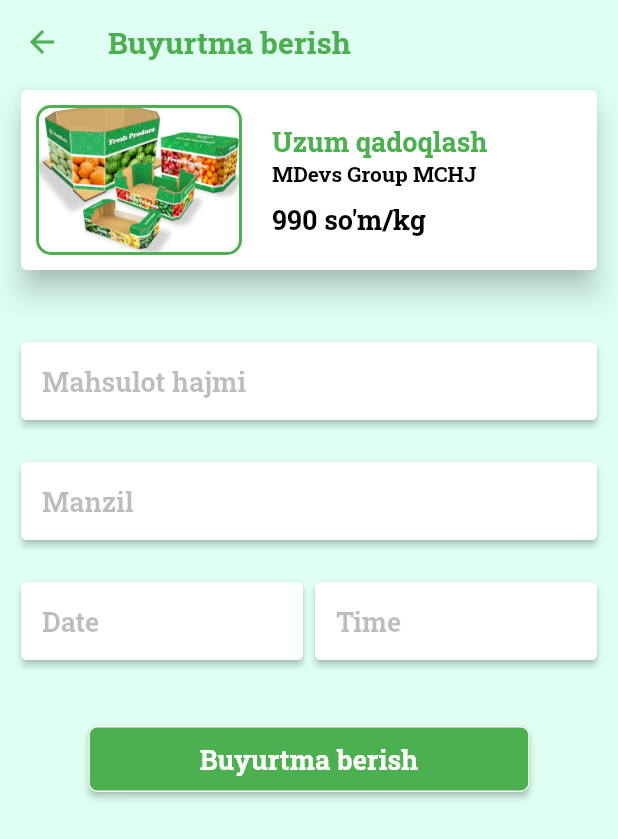
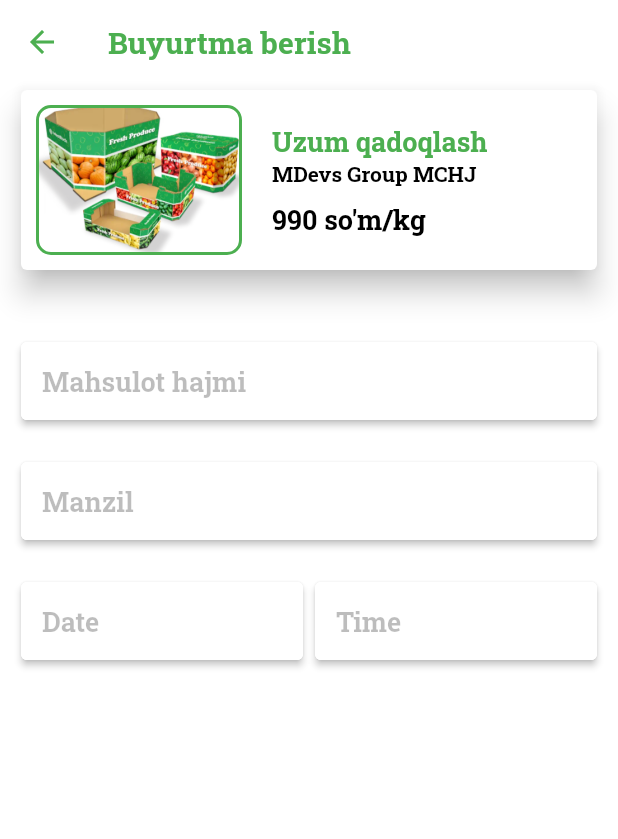
Before and after one commit to Milliy-Dasturchilar/PDE, a Flutter app: the DetailedScreen screen opened directly, after a tap on "Buyurtma berish", on a phone screen of 412 x 824 dp. Shown: the top 839 px of the screen. Run offline on Flutter 3.47's test engine with Material 2 defaults, Android fonts, the phone set to English and light mode, and no system bars; our stand-ins replace equatable, flutter_styled_toast, introduction_screen, shared_preferences; missing offline and left inert: hexagon; accounts and stored records are empty; network calls fail.

Commit message:
qiziqishga edi

```diff
--- a/lib/data/constants.dart
+++ b/lib/data/constants.dart
@@ -1,10 +1,8 @@
-import 'package:flutter/cupertino.dart';
 import 'package:flutter/material.dart';
-import 'package:hexcolor/hexcolor.dart';
 
 Color mainColor = Colors.blue;
 Color backgroundColor = Colors.white;
 Color textColor = Colors.green;
-Color foregroundColor = HexColor("#defff2");
+Color foregroundColor = const Color.fromARGB(1, 222, 255, 242);
 Color inputBackgroundColor = Colors.white;
 Color iconColor = Colors.black;
--- a/lib/main.dart
+++ b/lib/main.dart
@@ -2,10 +2,8 @@ import 'dart:convert';
 
 import 'package:flutter/material.dart';
 import 'package:http/http.dart';
-import 'package:pde/data/constants.dart';
-import 'package:pde/screens/home.dart';
 import 'package:pde/screens/splash.dart';
-import 'package:http/http.dart' as http;
+
 void main() async {
   String username = 'pde';
   String password = 'pde.admin';
@@ -22,6 +20,6 @@ void main() async {
     debugShowCheckedModeBanner: false,
     title: "PDE",
     theme: ThemeData(primarySwatch: Colors.blue),
-    home: SplashScreen(),
+    home: const SplashScreen(),
   ));
 }
--- a/lib/screens/detailed.dart
+++ b/lib/screens/detailed.dart
@@ -29,12 +29,12 @@ class _DetailedScreenState extends State<DetailedScreen> {
       ),
 
       body: Container(
-        padding: EdgeInsets.fromLTRB(10, 0, 10, 10),
+        padding: const EdgeInsets.fromLTRB(10, 0, 10, 10),
         // color: foregroundColor,
         // width: MediaQuery.of(context).size.width,
         child: Card(
           child: Container(
-            padding: EdgeInsets.only(right: 20, left: 20),
+            padding: const EdgeInsets.only(right: 20, left: 20),
             width: MediaQuery.of(context).size.width,
           child: Column(
               children: [
@@ -42,7 +42,7 @@ class _DetailedScreenState extends State<DetailedScreen> {
                   tag: "packCompanyImage",
                   child: Container(
                     margin:
-                    EdgeInsets.only(bottom: 20, top: 10),
+                    const EdgeInsets.only(bottom: 20, top: 10),
                     width: MediaQuery.of(context).size.width,
                     height: 240,
                     decoration: BoxDecoration(
@@ -50,7 +50,7 @@ class _DetailedScreenState extends State<DetailedScreen> {
                             image: AssetImage(widget.packImage),
                             fit: BoxFit.cover),
                         color: Colors.white,
-                        borderRadius: BorderRadius.all(Radius.circular(10)),
+                        borderRadius: const BorderRadius.all(Radius.circular(10)),
                         border:
                         Border.all(color: textColor, width: 2)),
                   ),
@@ -59,56 +59,57 @@ class _DetailedScreenState extends State<DetailedScreen> {
                   children: [
                     Container(
                       alignment: Alignment.centerLeft,
-                        child: Text("Mahsulot turi: Meva", style: TextStyle(color: Colors.black, fontSize: 14),)),
-                    SizedBox(height: 6),
+                        child: const Text("Mahsulot turi: Meva", style: TextStyle(color: Colors.black, fontSize: 14),)),
+                    const SizedBox(height: 6),
                     Container(
                       alignment: Alignment.centerLeft,
-                        child: Text("Mahsulot nomi: Uzum", style: TextStyle(color: Colors.black, fontSize: 14),)),
-                    SizedBox(height: 6),
+                        child: const Text("Mahsulot nomi: Uzum", style: TextStyle(color: Colors.black, fontSize: 14),)),
+                    const SizedBox(height: 6),
                     Container(
                       alignment: Alignment.centerLeft,
-                        child: Text("Xizmat narxi: 990 so’m/kg", style: TextStyle(color: Colors.black, fontSize: 14),)),
-                    SizedBox(height: 6),
+                        child: const Text("Xizmat narxi: 990 so’m/kg", style: TextStyle(color: Colors.black, fontSize: 14),)),
+                    const SizedBox(height: 6),
                     Container(
                       alignment: Alignment.centerLeft,
-                        child: Text("Qadoqlash turi: Yashik", style: TextStyle(color: Colors.black, fontSize: 14),)),
-                    SizedBox(height: 6),
+                        child: const Text("Qadoqlash turi: Yashik", style: TextStyle(color: Colors.black, fontSize: 14),)),
+                    const SizedBox(height: 6),
                     Container(
                       alignment: Alignment.centerLeft,
-                        child: Text("Xizmat ko’rsatuvchi: “MDevs Group” MCHJ", style: TextStyle(color: Colors.black, fontSize: 14),)),
-                    SizedBox(height: 6),
+                        child: const Text("Xizmat ko’rsatuvchi: “MDevs Group” MCHJ", style: TextStyle(color: Colors.black, fontSize: 14),)),
+                    const SizedBox(height: 6),
                     Container(
                       alignment: Alignment.centerLeft,
-                        child: Text("Xizmat doirasi: Respublika bo’yicha", style: TextStyle(color: Colors.black, fontSize: 14),)),
-                    SizedBox(height: 6),
+                        child: const Text("Xizmat doirasi: Respublika bo’yicha", style: TextStyle(color: Colors.black, fontSize: 14),)),
+                    const SizedBox(height: 6),
                     Container(
                       alignment: Alignment.centerLeft,
-                        child: Text("Eng kam miqdor: 100 kg", style: TextStyle(color: Colors.black, fontSize: 14),)),
-                    SizedBox(height: 6),
+                        child: const Text("Eng kam miqdor: 100 kg", style: TextStyle(color: Colors.black, fontSize: 14),)),
+                    const SizedBox(height: 6),
                     Container(
                       alignment: Alignment.centerLeft,
-                        child: Text("Bog’lanish: +998975555744", style: TextStyle(color: Colors.black, fontSize: 14),)),
-                    SizedBox(height: 6),
+                        child: const Text("Bog’lanish: +998975555744", style: TextStyle(color: Colors.black, fontSize: 14),)),
+                    const SizedBox(height: 6),
                     Container(
                       alignment: Alignment.centerLeft,
-                        child: Text("Manzil: Farg’ona, Al-Farg’oniy 11", style: TextStyle(color: Colors.black, fontSize: 14),)),
+                        child: const Text("Manzil: Farg’ona, Al-Farg’oniy 11", style: TextStyle(color: Colors.black, fontSize: 14),)),
 
                   ],
                 ),
                 Expanded(child: Center(
                  child:
-                 RaisedButton(
-                    shape: RoundedRectangleBorder(
-                        borderRadius: BorderRadius.circular(6),
-                        side: BorderSide(color: textColor, width: 1)
+                 ElevatedButton(
+                    style: ElevatedButton.styleFrom(
+                      shape: RoundedRectangleBorder(
+                          borderRadius: BorderRadius.circular(6),
+                          side: BorderSide(color: textColor, width: 1)
+                      ), backgroundColor: textColor,
                     ),
-                    color: textColor,
                     onPressed: () {
                       Navigator.of(context).push(MaterialPageRoute(builder: (context) => OrderPackageScreen(packImage: widget.packImage,)));
                     },
                     child: Row(
                       mainAxisAlignment: MainAxisAlignment.center,
-                      children: [
+                      children: const [
                         Text(
                           "Buyurtma berish",
                           style: TextStyle(
--- a/lib/screens/orderpack.dart
+++ b/lib/screens/orderpack.dart
@@ -35,9 +35,9 @@ class _OrderPackageScreenState extends State<OrderPackageScreen> {
         ),
       ),
       body: SingleChildScrollView(
-        physics: BouncingScrollPhysics(),
+        physics: const BouncingScrollPhysics(),
         child: Container(
-          padding: EdgeInsets.fromLTRB(10, 0, 10, 0),
+          padding: const EdgeInsets.fromLTRB(10, 0, 10, 0),
           child: Column(
             children: [
               Card(
@@ -48,7 +48,7 @@ class _OrderPackageScreenState extends State<OrderPackageScreen> {
                       Hero(
                         tag: "packCompanyImage",
                         child: Container(
-                          margin: EdgeInsets.only(
+                          margin: const EdgeInsets.only(
                               bottom: 10, top: 10, left: 10, right: 20),
                           width: MediaQuery.of(context).size.width / 3,
                           height: 100,
@@ -58,7 +58,7 @@ class _OrderPackageScreenState extends State<OrderPackageScreen> {
                                   fit: BoxFit.cover),
                               color: Colors.white,
                               borderRadius:
-                                  BorderRadius.all(Radius.circular(10)),
+                                  const BorderRadius.all(Radius.circular(10)),
                               border: Border.all(color: textColor, width: 2)),
                         ),
                       ),
@@ -73,17 +73,17 @@ class _OrderPackageScreenState extends State<OrderPackageScreen> {
                                 fontSize: 18,
                                 fontFamily: "Roboto"),
                           ),
-                          Text(
+                          const Text(
                             "MDevs Group MCHJ",
                             style: TextStyle(
                                 color: Colors.black,
                                 fontSize: 14,
                                 fontFamily: "Roboto"),
                           ),
-                          SizedBox(
+                          const SizedBox(
                             height: 10,
                           ),
-                          Text(
+                          const Text(
                             "990 so'm/kg",
                             style: TextStyle(
                                 color: Colors.black,
@@ -96,7 +96,7 @@ class _OrderPackageScreenState extends State<OrderPackageScreen> {
                   ),
                 ),
               ),
-              SizedBox(
+              const SizedBox(
                 height: 40,
               ),
               Card(
@@ -108,26 +108,27 @@ class _OrderPackageScreenState extends State<OrderPackageScreen> {
                   }),
                   textAlign: TextAlign.left,
                   maxLines: 1,
-                  style: TextStyle(
+                  style: const TextStyle(
                       color: Colors.black, fontSize: 18, fontFamily: "Roboto"),
                   controller: _volumeController,
                   decoration: InputDecoration(
                     fillColor: inputBackgroundColor,
                     filled: true,
                     // hoverColor: inputBackgroundColor,
-                    contentPadding: EdgeInsets.all(14),
+                    contentPadding: const EdgeInsets.all(14),
                     hintText: "Mahsulot hajmi",
-                    hintStyle: TextStyle(fontSize: 18, color: Colors.black26),
-                    enabledBorder: OutlineInputBorder(
+                    hintStyle:
+                        const TextStyle(fontSize: 18, color: Colors.black26),
+                    enabledBorder: const OutlineInputBorder(
                       borderSide: BorderSide(color: Colors.white),
                     ),
-                    focusedBorder: OutlineInputBorder(
+                    focusedBorder: const OutlineInputBorder(
                       borderSide: BorderSide(color: Colors.white),
                     ),
                   ),
                 ),
               ),
-              SizedBox(
+              const SizedBox(
                 height: 20,
               ),
               Card(
@@ -139,26 +140,27 @@ class _OrderPackageScreenState extends State<OrderPackageScreen> {
                   }),
                   textAlign: TextAlign.left,
                   maxLines: 1,
-                  style: TextStyle(
+                  style: const TextStyle(
                       color: Colors.black, fontSize: 18, fontFamily: "Roboto"),
                   controller: _addressController,
                   decoration: InputDecoration(
                     fillColor: inputBackgroundColor,
                     filled: true,
                     // hoverColor: inputBackgroundColor,
-                    contentPadding: EdgeInsets.all(14),
+                    contentPadding: const EdgeInsets.all(14),
                     hintText: "Manzil",
-                    hintStyle: TextStyle(fontSize: 18, color: Colors.black26),
-                    enabledBorder: OutlineInputBorder(
+                    hintStyle:
+                        const TextStyle(fontSize: 18, color: Colors.black26),
+                    enabledBorder: const OutlineInputBorder(
                       borderSide: BorderSide(color: Colors.white),
                     ),
-                    focusedBorder: OutlineInputBorder(
+                    focusedBorder: const OutlineInputBorder(
                       borderSide: BorderSide(color: Colors.white),
                     ),
                   ),
                 ),
               ),
-              SizedBox(
+              const SizedBox(
                 height: 20,
               ),
               Row(
@@ -169,20 +171,18 @@ class _OrderPackageScreenState extends State<OrderPackageScreen> {
                       elevation: 2,
                       child: TextField(
                         keyboardType: TextInputType.name,
-                        onChanged: (v) => setState(() {
-
-                        }),
+                        onChanged: (v) => setState(() {}),
                         textAlign: TextAlign.left,
                         maxLines: 1,
                         // focusNode: AlwaysDisabledFocusNode(),
-                        onTap: (){
+                        onTap: () {
                           FocusScope.of(context).requestFocus(new FocusNode());
                           showDatePicker(
                               context: context,
                               initialDate: DateTime.now(),
                               firstDate: DateTime(2019, 1),
-                              lastDate: DateTime(2022,12),
-                              builder: (context,picker){
+                              lastDate: DateTime(2022, 12),
+                              builder: (context, picker) {
                                 return Theme(
                                   //TODO: change colors
                                   data: ThemeData.dark().copyWith(
@@ -192,18 +192,19 @@ class _OrderPackageScreenState extends State<OrderPackageScreen> {
                                       surface: Colors.white,
                                       onSurface: textColor,
                                     ),
-                                    dialogBackgroundColor:foregroundColor,
+                                    dialogBackgroundColor: foregroundColor,
                                   ),
-                                  child: picker!,);
-                              })
-                              .then((selectedDate) {
-                            if(selectedDate!=null){
-                              _dateController.text = DateFormat.yMMMd().format(selectedDate);
+                                  child: picker!,
+                                );
+                              }).then((selectedDate) {
+                            if (selectedDate != null) {
+                              _dateController.text =
+                                  DateFormat.yMMMd().format(selectedDate);
                             }
                           });
                         },
 
-                        style: TextStyle(
+                        style: const TextStyle(
                             color: Colors.black,
                             fontSize: 18,
                             fontFamily: "Roboto"),
@@ -212,14 +213,14 @@ class _OrderPackageScreenState extends State<OrderPackageScreen> {
                           fillColor: inputBackgroundColor,
                           filled: true,
                           // hoverColor: inputBackgroundColor,
-                          contentPadding: EdgeInsets.all(14),
+                          contentPadding: const EdgeInsets.all(14),
                           hintText: "Date",
-                          hintStyle:
-                              TextStyle(fontSize: 18, color: Colors.black26),
-                          enabledBorder: OutlineInputBorder(
+                          hintStyle: const TextStyle(
+                              fontSize: 18, color: Colors.black26),
+                          enabledBorder: const OutlineInputBorder(
                             borderSide: BorderSide(color: Colors.white),
                           ),
-                          focusedBorder: OutlineInputBorder(
+                          focusedBorder: const OutlineInputBorder(
                             borderSide: BorderSide(color: Colors.white),
                           ),
                         ),
@@ -237,8 +238,8 @@ class _OrderPackageScreenState extends State<OrderPackageScreen> {
                         }),
                         onTap: () async {
                           // FocusScope.of(context).requestFocus(new FocusNode());
-                          TimeOfDay? pickedTime =  await showTimePicker(
-                            builder: (context, picker){
+                          TimeOfDay? pickedTime = await showTimePicker(
+                            builder: (context, picker) {
                               return Theme(
                                 //TODO: change colors
                                 data: ThemeData.dark().copyWith(
@@ -248,29 +249,33 @@ class _OrderPackageScreenState extends State<OrderPackageScreen> {
                                     surface: Colors.white,
                                     onSurface: textColor,
                                   ),
-                                  dialogBackgroundColor:foregroundColor,
+                                  dialogBackgroundColor: foregroundColor,
                                 ),
-                                child: picker!,);
+                                child: picker!,
+                              );
                             },
                             initialTime: TimeOfDay.now(),
                             context: context,
                           );
-                          if(pickedTime != null ){
-                            print(pickedTime.format(context));   //output 10:51 PM
-                            DateTime parsedTime = DateFormat.jm().parse(pickedTime.format(context).toString());
+                          if (pickedTime != null) {
+                            print(pickedTime.format(context)); //output 10:51 PM
+                            DateTime parsedTime = DateFormat.jm()
+                                .parse(pickedTime.format(context).toString());
                             print(parsedTime); //output 1970-01-01 22:53:00.000
-                            String formattedTime = DateFormat('HH:mm').format(parsedTime);
+                            String formattedTime =
+                                DateFormat('HH:mm').format(parsedTime);
                             print(formattedTime); //output 14:59:00
                             setState(() {
-                              _timeController.text = formattedTime; //set the value of text field.
+                              _timeController.text =
+                                  formattedTime; //set the value of text field.
                             });
-                          }else{
+                          } else {
                             print("Time is not selected");
                           }
                         },
                         textAlign: TextAlign.left,
                         maxLines: 1,
-                        style: TextStyle(
+                        style: const TextStyle(
                             color: Colors.black,
                             fontSize: 18,
                             fontFamily: "Roboto"),
@@ -279,14 +284,14 @@ class _OrderPackageScreenState extends State<OrderPackageScreen> {
                           fillColor: inputBackgroundColor,
                           filled: true,
                           // hoverColor: inputBackgroundColor,
-                          contentPadding: EdgeInsets.all(14),
+                          contentPadding: const EdgeInsets.all(14),
                           hintText: "Time",
-                          hintStyle:
-                              TextStyle(fontSize: 18, color: Colors.black26),
-                          enabledBorder: OutlineInputBorder(
+                          hintStyle: const TextStyle(
+                              fontSize: 18, color: Colors.black26),
+                          enabledBorder: const OutlineInputBorder(
                             borderSide: BorderSide(color: Colors.white),
                           ),
-                          focusedBorder: OutlineInputBorder(
+                          focusedBorder: const OutlineInputBorder(
                             borderSide: BorderSide(color: Colors.white),
                           ),
                         ),
@@ -295,27 +300,16 @@ class _OrderPackageScreenState extends State<OrderPackageScreen> {
                   ),
                 ],
               ),
-              SizedBox(
+              const SizedBox(
                 height: 40,
               ),
               Center(
                 child: SizedBox(
-                  width: MediaQuery.of(context).size.width/1.4,
+                  width: MediaQuery.of(context).size.width / 1.4,
                   height: 44,
-                  child: RaisedButton(
-                    shape: RoundedRectangleBorder(
-                        borderRadius: BorderRadius.circular(6),
-                        side: BorderSide(color: Colors.white, width: 1)),
-                    color: textColor,
-                    onPressed: () {
-                      // Navigator.of(context).push(MaterialPageRoute(
-                      //     builder: (context) => OrderPackageScreen(
-                      //           packImage: widget.packImage,
-                      //         )));
-                    },
                   child: Row(
                     mainAxisAlignment: MainAxisAlignment.center,
-                      children: [
+                    children: const [
                       Text(
                         "Buyurtma berish",
                         style: TextStyle(
@@ -327,7 +321,6 @@ class _OrderPackageScreenState extends State<OrderPackageScreen> {
                   ),
                 ),
               ),
-              )
             ],
           ),
         ),
```
Also changed, not shown: lib/screens/auth.dart (+48 -47 lines), lib/screens/exportdetailed.dart (+75 -38 lines), lib/screens/login.dart (+32 -33 lines), lib/screens/ordercar.dart (+45 -55 lines), lib/screens/packaging.dart (+54 -21 lines), pubspec.lock. Lines whose indentation alone changed are shown as unchanged.
